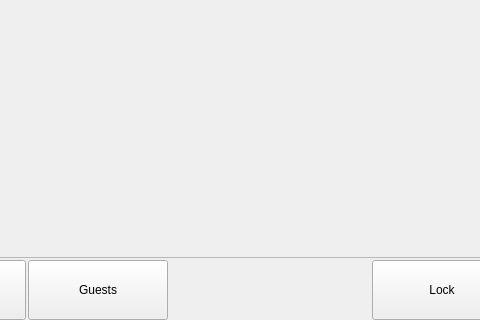
Before: the Qt Designer form Waiter/dlgface.ui in End1-1/Cafe5, drawn with Qt 5; both pictures show x 318 to 798 and y 448 to 768 of the 1024 by 768 pixel window.
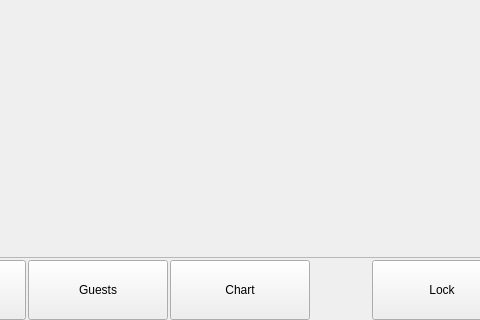
After: the same form once the commit is applied. Icons and pictures are not drawn.

```diff
--- a/Waiter/dlgface.ui
+++ b/Waiter/dlgface.ui
@@ -198,6 +198,19 @@
         </property>
        </widget>
       </item>
+      <item>
+       <widget class="QPushButton" name="btnChart">
+        <property name="minimumSize">
+         <size>
+          <width>140</width>
+          <height>60</height>
+         </size>
+        </property>
+        <property name="text">
+         <string>Chart</string>
+        </property>
+       </widget>
+      </item>
       <item>
        <spacer name="horizontalSpacer_2">
         <property name="orientation">
```
Left out of the diff: 3 changed lines with no effect on the pictures.
